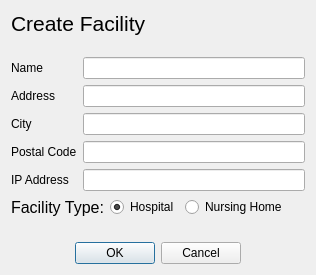
Old version of the form createfacilityform.ui in the repository love-rollercoaster/comp3004.
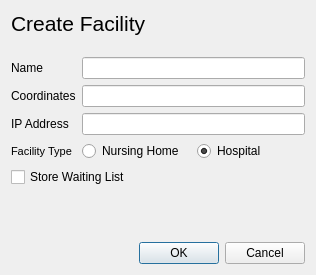
New version of the form.

Commit message: Changed create facility form. - Removed fields that are not required. - Added coordinates field. - Added store waiting list checkbox.

Patch:
```diff
--- a/createfacilityform.ui
+++ b/createfacilityform.ui
@@ -25,10 +25,20 @@
   <property name="windowTitle">
    <string>Create Facility</string>
   </property>
-  <layout class="QGridLayout" name="gridLayout_3">
-   <item row="0" column="0">
     <layout class="QGridLayout" name="gridLayout_2">
-     <item row="4" column="0">
+   <item row="0" column="0">
+    <widget class="QLabel" name="label_6">
+     <property name="font">
+      <font>
+       <pointsize>16</pointsize>
+      </font>
+     </property>
+     <property name="text">
+      <string>Create Facility</string>
+     </property>
+    </widget>
+   </item>
+   <item row="1" column="0" colspan="2">
       <layout class="QGridLayout" name="gridLayout">
        <property name="topMargin">
         <number>15</number>
@@ -43,25 +53,11 @@
        <item row="2" column="0">
         <widget class="QLabel" name="addressLabel">
          <property name="text">
-          <string>Address</string>
-         </property>
-        </widget>
-       </item>
-       <item row="4" column="0">
-        <widget class="QLabel" name="cityLabel">
-         <property name="text">
-          <string>City</string>
+        <string>Coordinates</string>
          </property>
         </widget>
        </item>
        <item row="6" column="0">
-        <widget class="QLabel" name="postalCodeLabel">
-         <property name="text">
-          <string>Postal Code</string>
-         </property>
-        </widget>
-       </item>
-       <item row="8" column="0">
         <widget class="QLabel" name="ipAddressInpu">
          <property name="text">
           <string>IP Address</string>
@@ -74,91 +70,31 @@
        <item row="2" column="1">
         <widget class="QLineEdit" name="addressInput"/>
        </item>
-       <item row="4" column="1">
-        <widget class="QLineEdit" name="cityInput"/>
-       </item>
        <item row="6" column="1">
-        <widget class="QLineEdit" name="postalCodeInput"/>
-       </item>
-       <item row="8" column="1">
         <widget class="QLineEdit" name="ipInput"/>
        </item>
-      </layout>
-     </item>
-     <item row="15" column="0">
-      <layout class="QHBoxLayout" name="horizontalLayout">
-       <item>
-        <spacer name="horizontalSpacer">
-         <property name="orientation">
-          <enum>Qt::Horizontal</enum>
-         </property>
-         <property name="sizeHint" stdset="0">
-          <size>
-           <width>40</width>
-           <height>20</height>
-          </size>
-         </property>
-        </spacer>
-       </item>
-       <item>
-        <widget class="QDialogButtonBox" name="buttonBox">
-         <property name="standardButtons">
-          <set>QDialogButtonBox::Cancel|QDialogButtonBox::Ok</set>
-         </property>
-        </widget>
-       </item>
-       <item>
-        <spacer name="horizontalSpacer_2">
-         <property name="orientation">
-          <enum>Qt::Horizontal</enum>
-         </property>
-         <property name="sizeHint" stdset="0">
-          <size>
-           <width>40</width>
-           <height>20</height>
-          </size>
-         </property>
-        </spacer>
-       </item>
-      </layout>
-     </item>
-     <item row="1" column="0">
-      <widget class="QLabel" name="label_6">
-       <property name="font">
-        <font>
-         <pointsize>16</pointsize>
-        </font>
-       </property>
-       <property name="text">
-        <string>Create Facility</string>
-       </property>
-      </widget>
-     </item>
-     <item row="9" column="0">
-      <spacer name="verticalSpacer">
-       <property name="orientation">
-        <enum>Qt::Vertical</enum>
-       </property>
-       <property name="sizeHint" stdset="0">
-        <size>
-         <width>20</width>
-         <height>40</height>
-        </size>
-       </property>
-      </spacer>
-     </item>
-     <item row="6" column="0">
-      <layout class="QHBoxLayout" name="horizontalLayout_2">
-       <item>
+     <item row="8" column="0">
         <widget class="QLabel" name="label_7">
          <property name="font">
           <font>
-           <pointsize>12</pointsize>
+         <pointsize>8</pointsize>
           </font>
          </property>
          <property name="text">
-          <string>Facility Type:</string>
-         </property>
+        <string>Facility Type</string>
+       </property>
+      </widget>
+     </item>
+     <item row="8" column="1">
+      <layout class="QHBoxLayout" name="horizontalLayout_2">
+       <item>
+        <widget class="QRadioButton" name="radioButton">
+         <property name="text">
+          <string>Nursing Home</string>
+         </property>
+         <attribute name="buttonGroup">
+          <string>buttonGroup</string>
+         </attribute>
         </widget>
        </item>
        <item>
@@ -171,15 +107,34 @@
          </property>
         </widget>
        </item>
-       <item>
-        <widget class="QRadioButton" name="radioButton">
+      </layout>
+     </item>
+    </layout>
+   </item>
+   <item row="2" column="0">
+    <widget class="QCheckBox" name="checkBox">
          <property name="text">
-          <string>Nursing Home</string>
+      <string>Store Waiting List</string>
          </property>
         </widget>
        </item>
+   <item row="3" column="1">
+    <spacer name="verticalSpacer">
+     <property name="orientation">
+      <enum>Qt::Vertical</enum>
+     </property>
+     <property name="sizeHint" stdset="0">
+      <size>
+       <width>20</width>
+       <height>40</height>
+      </size>
+     </property>
+    </spacer>
+   </item>
+   <item row="4" column="0" colspan="2">
+    <layout class="QHBoxLayout" name="horizontalLayout">
        <item>
-        <spacer name="horizontalSpacer_3">
+      <spacer name="horizontalSpacer">
          <property name="orientation">
           <enum>Qt::Horizontal</enum>
          </property>
@@ -191,7 +146,12 @@
          </property>
         </spacer>
        </item>
-      </layout>
+     <item>
+      <widget class="QDialogButtonBox" name="buttonBox">
+       <property name="standardButtons">
+        <set>QDialogButtonBox::Cancel|QDialogButtonBox::Ok</set>
+       </property>
+      </widget>
      </item>
     </layout>
    </item>
```
Left out of the diff: 6 changed lines with no effect on the pictures. Lines whose indentation alone changed are shown as unchanged.
